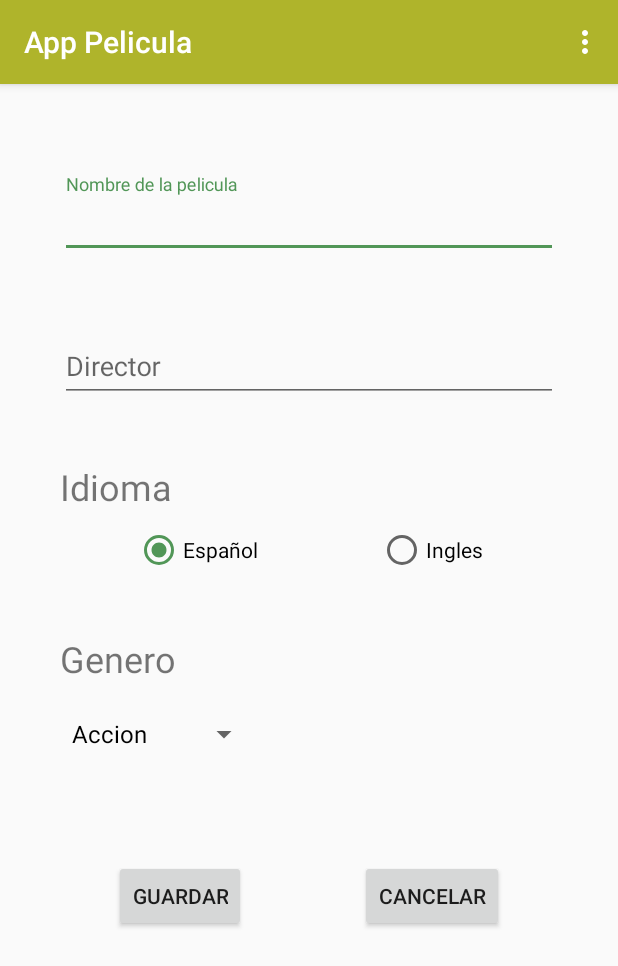
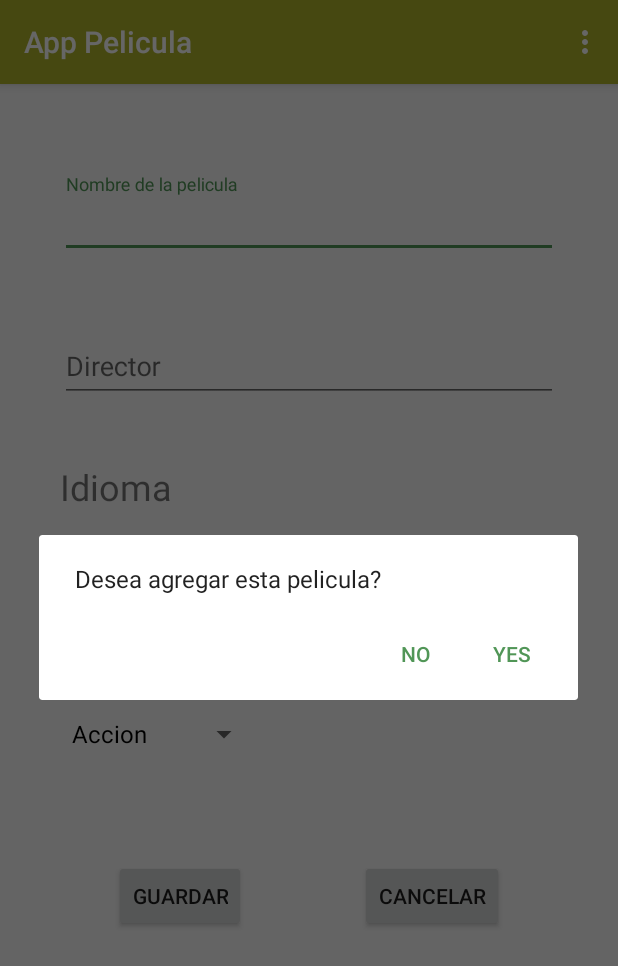
Before and after one commit to gago852/AppPelicula, an Android app: the screen it shows after launch (MainActivity), after a tap on "GUARDAR", on a phone screen of 412 x 824 dp. Shown: the top 966 px of the screen. Run offline under Robolectric (Android 15) with nearby library versions, the phone set to English and light mode, and no system bars.

Commit message:
implementado alertdialog. TODO context menu para cambiar colores
Signed-off-by: Gabriel Gomez <gago.852@outlook.com>

```diff
--- a/app/src/main/java/com/gago/apppelicula/MainActivity.java
+++ b/app/src/main/java/com/gago/apppelicula/MainActivity.java
@@ -1,11 +1,13 @@
 package com.gago.apppelicula;
 
+import android.content.DialogInterface;
 import android.content.Intent;
 import android.os.Bundle;
 
 import com.google.android.material.textfield.TextInputEditText;
 
 import androidx.annotation.Nullable;
+import androidx.appcompat.app.AlertDialog;
 import androidx.appcompat.app.AppCompatActivity;
 import androidx.appcompat.widget.Toolbar;
 
@@ -75,6 +77,11 @@ public class MainActivity extends AppCompatActivity implements View.OnClickListe
     public void onClick(View v) {
         switch (v.getId()) {
             case R.id.idBtGuardar:
+
+                AlertDialog.Builder builder = new AlertDialog.Builder(this);
+                builder.setMessage("Desea agregar esta pelicula?").setPositiveButton("YES", new DialogInterface.OnClickListener() {
+                    @Override
+                    public void onClick(DialogInterface dialog, int which) {
                         String idioma;
                         switch (radioGroup.getCheckedRadioButtonId()) {
                             case R.id.idRbEspanol:
@@ -92,6 +99,18 @@ public class MainActivity extends AppCompatActivity implements View.OnClickListe
                         edNombre.setText("");
                         edDirector.setText("");
                         Toast.makeText(getApplicationContext(), "Guardado", Toast.LENGTH_SHORT).show();
+                    }
+                }).setNegativeButton("NO", new DialogInterface.OnClickListener() {
+                    @Override
+                    public void onClick(DialogInterface dialog, int which) {
+                        dialog.cancel();
+                    }
+                });
+                AlertDialog alertDialog = builder.create();
+                alertDialog.show();
+
+
+
                 break;
             case R.id.idBtCancelar:
                 edNombre.setText("");
```
Also changed, not shown: app/src/main/java/com/gago/apppelicula/ListadoActivity.java (+49 -4 lines), app/src/main/java/com/gago/apppelicula/PeliculaAdapter.java (+13 -1 lines). Lines whose indentation alone changed are shown as unchanged.
